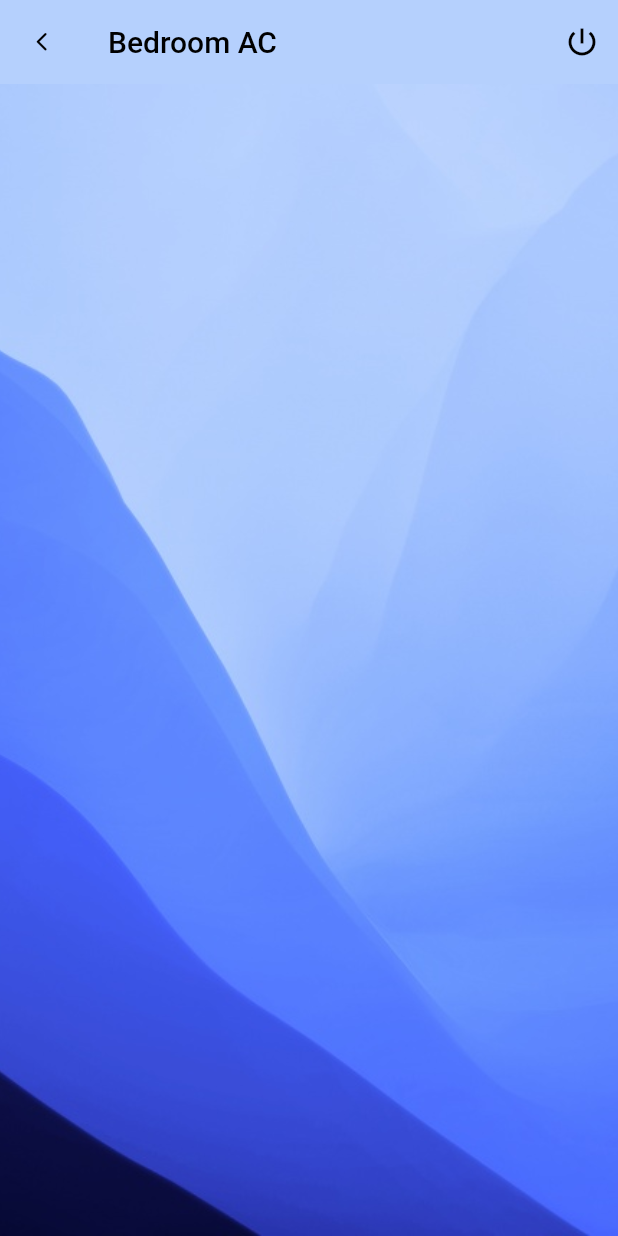
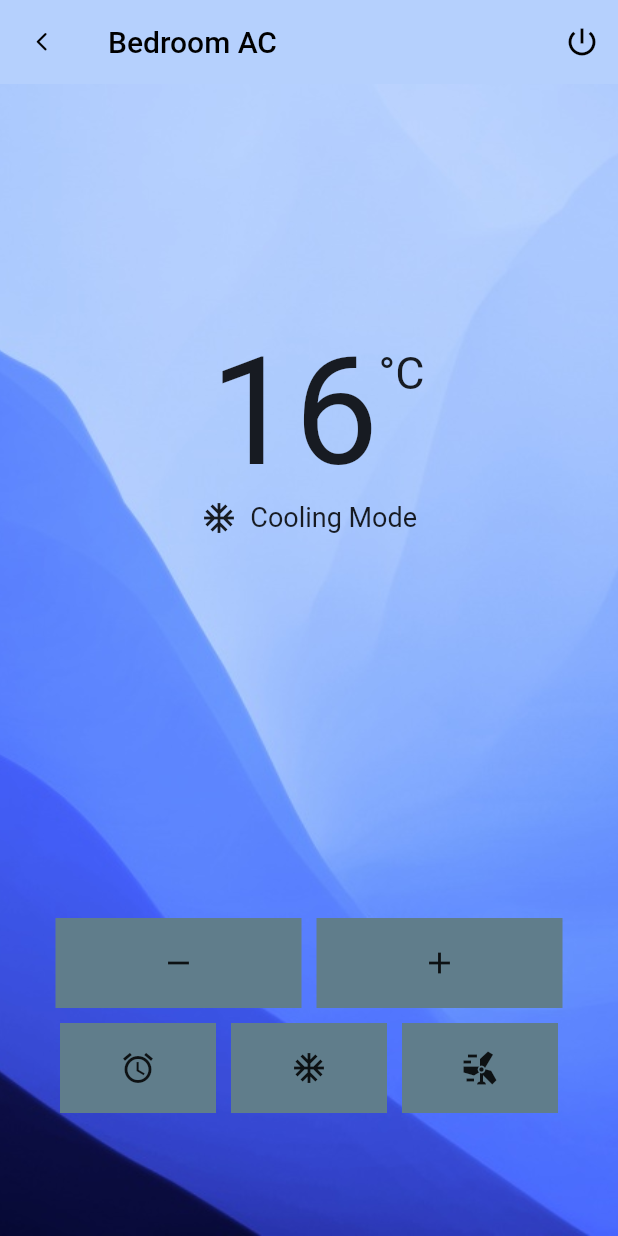
Before and after one commit to PoornaSenadheera100/Flutter-UI-Design, a Flutter app: the screen it shows after launch, on a phone screen of 412 x 824 dp. Run offline on Flutter 3.47's test engine with Material 2 defaults, Android fonts, the phone set to English and light mode, and no system bars.

Commit message:
Designed rest of the parts. Buttons' design should be changed.

```diff
--- a/lib/main.dart
+++ b/lib/main.dart
@@ -56,8 +56,107 @@ class MyApp extends StatelessWidget {
           padding: const EdgeInsets.all(20.0),
           height: double.infinity,
           width: double.infinity,
-          child: const Column(
-            children: [Row()],
+          child: Column(
+            // Full screen Column
+            children: [
+              Container(
+                // 16 C
+                width: double.infinity,
+                padding: const EdgeInsets.only(top: 140.0),
+                child: Row(
+                  crossAxisAlignment: CrossAxisAlignment.start,
+                  children: [
+                    Container(
+                      padding: const EdgeInsets.only(left: 120.0),
+                      child: const Text(
+                        "16",
+                        style: TextStyle(fontSize: 100.0),
+                      ),
+                    ),
+                    Container(
+                      padding: const EdgeInsets.only(top: 15.0),
+                      child: const Text(
+                        "°C",
+                        style: TextStyle(fontSize: 30.0),
+                      ),
+                    ),
+                  ],
+                ),
+              ),
+              const Row(
+                mainAxisSize: MainAxisSize.max,
+                mainAxisAlignment: MainAxisAlignment.center,
+                children: [
+                  Icon(Icons.ac_unit),
+                  Text(
+                    "  Cooling Mode",
+                    style: TextStyle(fontSize: 18.0),
+                  ),
+                ],
+              ),
+              Container(
+                margin: const EdgeInsets.only(top: 250.0),
+                child: Row(
+                  mainAxisSize: MainAxisSize.max,
+                  mainAxisAlignment: MainAxisAlignment.center,
+                  children: [
+                    Container(
+                      margin: const EdgeInsets.all(5.00),
+                      color: Colors.blueGrey,
+                      child: IconButton(
+                        onPressed: () {},
+                        icon: const Icon(Icons.remove),
+                        padding: const EdgeInsets.symmetric(
+                            horizontal: 70.0, vertical: 18.0),
+                      ),
+                    ),
+                    Container(
+                      margin: const EdgeInsets.all(5.00),
+                      color: Colors.blueGrey,
+                      child: IconButton(
+                        onPressed: () {},
+                        icon: const Icon(Icons.add),
+                        padding: const EdgeInsets.symmetric(
+                            horizontal: 70.0, vertical: 18.0),
+                      ),
+                    )
+                  ],
+                ),
+              ),
+              Row(
+                mainAxisSize: MainAxisSize.max,
+                mainAxisAlignment: MainAxisAlignment.center,
+                children: [
+                  Container(
+                      margin: const EdgeInsets.all(5.00),
+                      color: Colors.blueGrey,
+                      child: IconButton(
+                        onPressed: () {},
+                        icon: const Icon(Icons.alarm),
+                        padding: const EdgeInsets.symmetric(
+                            horizontal: 40.0, vertical: 18.0),
+                      )),
+                  Container(
+                      margin: const EdgeInsets.all(5.00),
+                      color: Colors.blueGrey,
+                      child: IconButton(
+                        onPressed: () {},
+                        icon: const Icon(Icons.ac_unit_sharp),
+                        padding: const EdgeInsets.symmetric(
+                            horizontal: 40.0, vertical: 18.0),
+                      )),
+                  Container(
+                      margin: const EdgeInsets.all(5.00),
+                      color: Colors.blueGrey,
+                      child: IconButton(
+                        onPressed: () {},
+                        icon: const Icon(Icons.wind_power_sharp),
+                        padding: const EdgeInsets.symmetric(
+                            horizontal: 40.0, vertical: 18.0),
+                      )),
+                ],
+              )
+            ],
           ),
         ),
       ),
```
